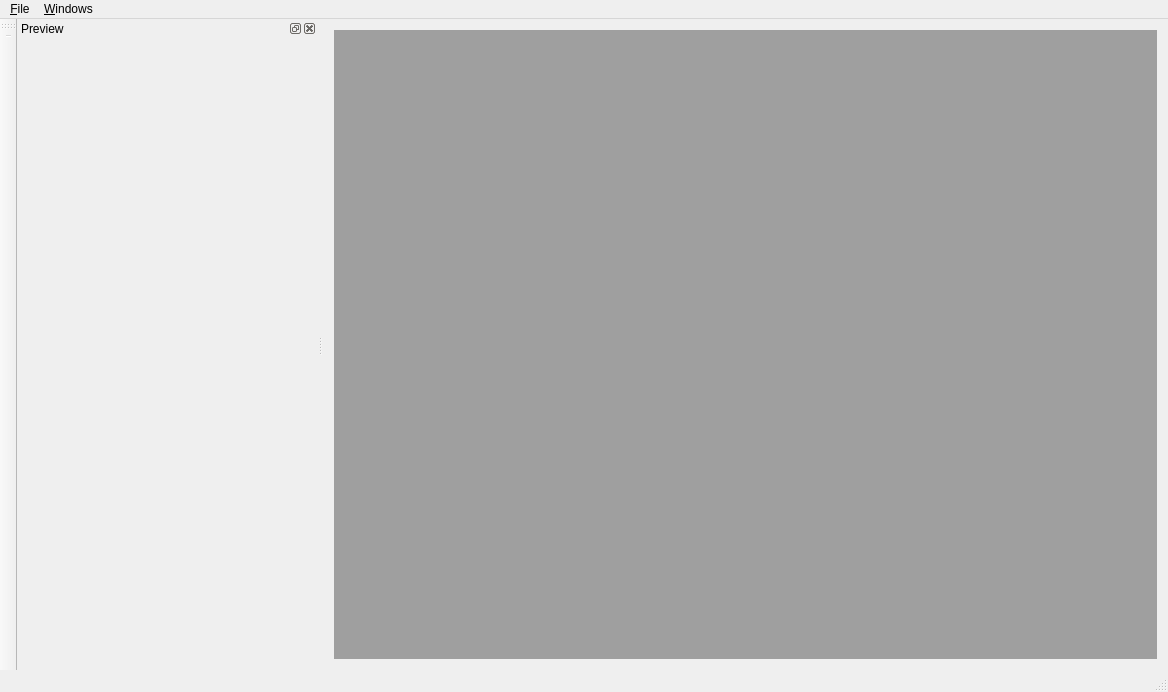
First picture: the form in Src/mainwindow.ui, repository ironsteel/QtOME, before the edit.
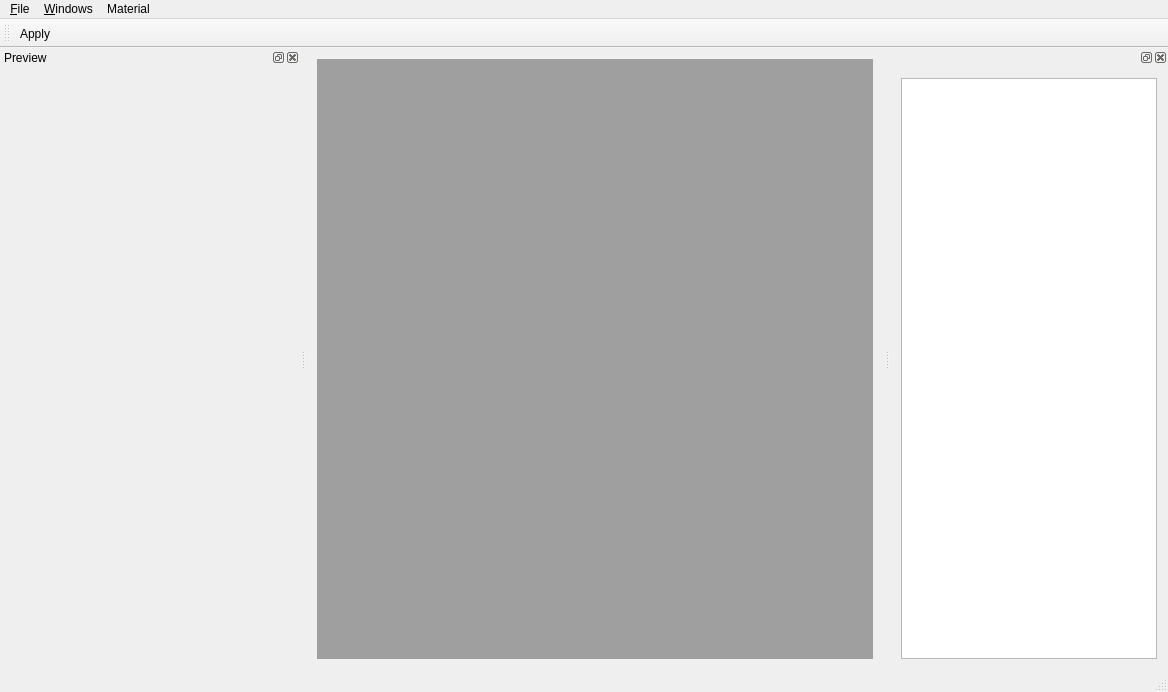
Second picture: the form after the edit. Icons and pictures are not drawn. Custom widgets are drawn as their Qt base class.

```diff
--- a/Src/mainwindow.ui
+++ b/Src/mainwindow.ui
@@ -72,8 +72,15 @@
     <addaction name="actionNext"/>
     <addaction name="actionPrevious"/>
    </widget>
+   <widget class="QMenu" name="menuMaterial">
+    <property name="title">
+     <string>Material</string>
+    </property>
+    <addaction name="action_Apply"/>
+   </widget>
    <addaction name="menu_File"/>
    <addaction name="menuWindows"/>
+   <addaction name="menuMaterial"/>
   </widget>
   <widget class="QStatusBar" name="statusBar"/>
   <widget class="QDockWidget" name="dockPreview">
@@ -130,7 +137,7 @@
   </widget>
   <widget class="QToolBar" name="mainToolBar">
    <property name="sizePolicy">
-    <sizepolicy hsizetype="Fixed" vsizetype="Preferred">
+    <sizepolicy hsizetype="Preferred" vsizetype="Fixed">
      <horstretch>0</horstretch>
      <verstretch>0</verstretch>
     </sizepolicy>
@@ -139,12 +146,31 @@
     <bool>true</bool>
    </property>
    <attribute name="toolBarArea">
-    <enum>LeftToolBarArea</enum>
+    <enum>TopToolBarArea</enum>
    </attribute>
    <attribute name="toolBarBreak">
     <bool>false</bool>
    </attribute>
-   <addaction name="separator"/>
+   <addaction name="action_Apply"/>
+  </widget>
+  <widget class="QDockWidget" name="dockWidget">
+   <attribute name="dockWidgetArea">
+    <number>2</number>
+   </attribute>
+   <widget class="QWidget" name="dockWidgetContents_2">
+    <layout class="QVBoxLayout" name="verticalLayout_3">
+     <item>
+      <widget class="QListWidget" name="listWidget">
+       <property name="minimumSize">
+        <size>
+         <width>150</width>
+         <height>0</height>
+        </size>
+       </property>
+      </widget>
+     </item>
+    </layout>
+   </widget>
   </widget>
   <action name="action_New">
    <property name="text">
@@ -211,6 +237,24 @@
     <string>Save All</string>
    </property>
   </action>
+  <action name="action_Apply">
+   <property name="icon">
+    <iconset resource="QtOME.qrc">
+     <normaloff>:/new/icons/apply.png</normaloff>:/new/icons/apply.png</iconset>
+   </property>
+   <property name="text">
+    <string>Apply</string>
+   </property>
+   <property name="toolTip">
+    <string>Applies material dynamically without saving the script</string>
+   </property>
+   <property name="shortcut">
+    <string>Ctrl+Shift+A</string>
+   </property>
+   <property name="iconVisibleInMenu">
+    <bool>true</bool>
+   </property>
+  </action>
  </widget>
  <layoutdefault spacing="6" margin="11"/>
  <customwidgets>
```
Left out of the diff: 4 changed lines with no effect on the pictures.
